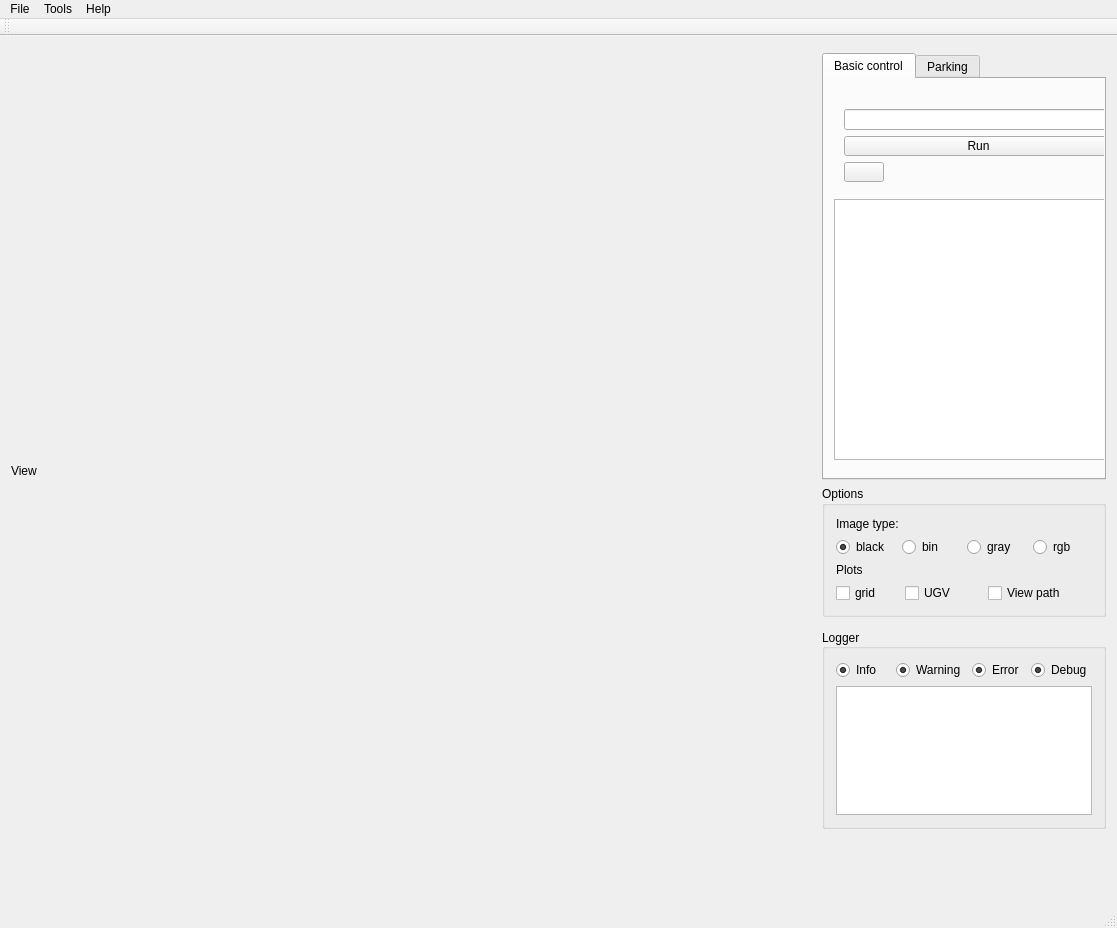
Old version of the form uvispace/uvigui/mainwindowinterface.ui in the repository UviDTE-UviSpace/uvispace-main-controller.
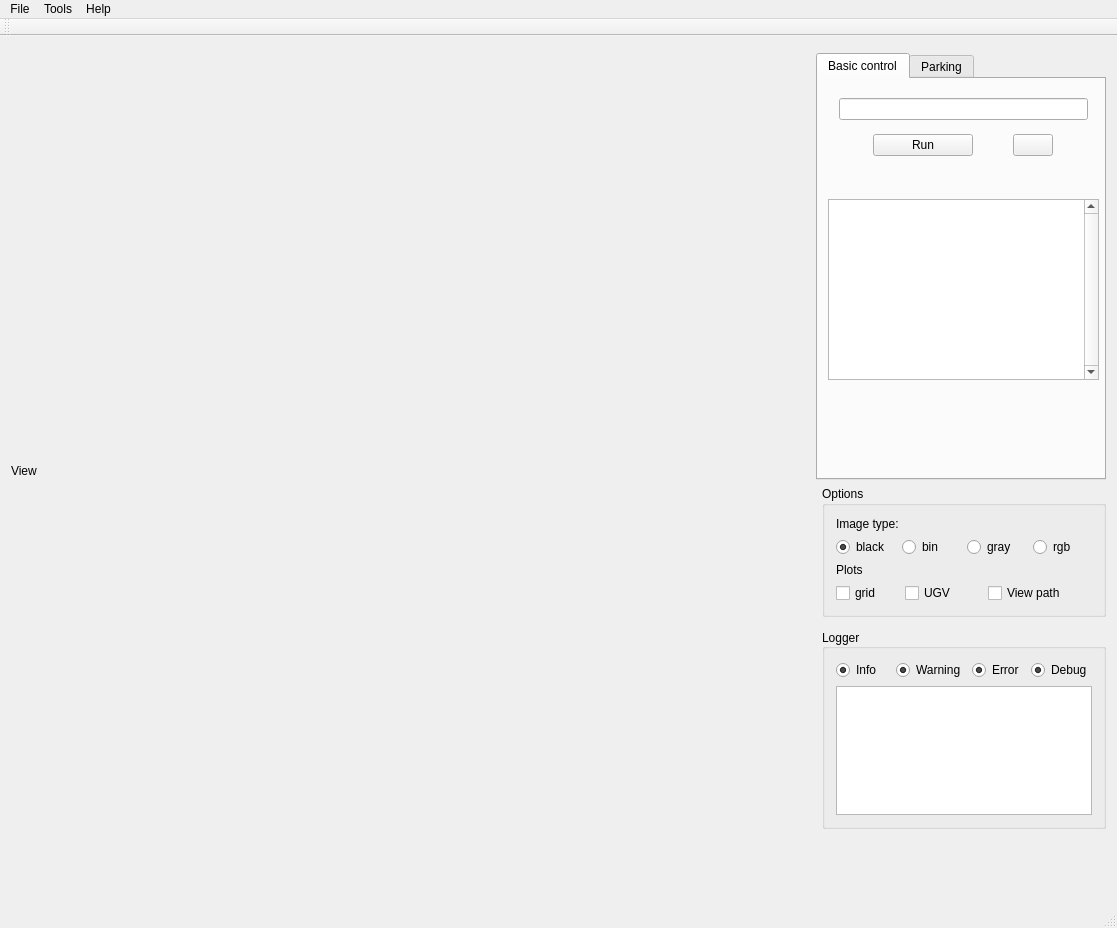
New version of the form. Icons and pictures are not drawn.

```diff
--- a/uvispace/uvigui/mainwindowinterface.ui
+++ b/uvispace/uvigui/mainwindowinterface.ui
@@ -230,7 +230,7 @@
       </layout>
      </widget>
     </item>
-    <item row="1" column="2">
+    <item row="1" column="1" colspan="2">
      <widget class="QTabWidget" name="tabWidget">
       <property name="sizePolicy">
        <sizepolicy hsizetype="Minimum" vsizetype="Expanding">
@@ -248,16 +248,31 @@
        <widget class="QWidget" name="verticalLayoutWidget">
         <property name="geometry">
          <rect>
-          <x>9</x>
-          <y>19</y>
-          <width>291</width>
-          <height>95</height>
+          <x>10</x>
+          <y>0</y>
+          <width>271</width>
+          <height>96</height>
          </rect>
         </property>
         <layout class="QVBoxLayout" name="verticalLayout">
          <item>
-          <widget class="QLineEdit" name="lineEdit"/>
+          <widget class="QLineEdit" name="lineEdit">
+           <property name="sizePolicy">
+            <sizepolicy hsizetype="Minimum" vsizetype="Fixed">
+             <horstretch>0</horstretch>
+             <verstretch>0</verstretch>
+            </sizepolicy>
+           </property>
+           <property name="maximumSize">
+            <size>
+             <width>280</width>
+             <height>16777215</height>
+            </size>
+           </property>
+          </widget>
          </item>
+         <item>
+          <layout class="QHBoxLayout" name="horizontalLayout">
          <item>
           <widget class="QPushButton" name="run_Button">
            <property name="sizePolicy">
@@ -266,6 +281,12 @@
              <verstretch>0</verstretch>
             </sizepolicy>
            </property>
+             <property name="maximumSize">
+              <size>
+               <width>100</width>
+               <height>16777215</height>
+              </size>
+             </property>
            <property name="text">
             <string>Run</string>
            </property>
@@ -289,18 +310,41 @@
           </widget>
          </item>
         </layout>
+         </item>
+        </layout>
        </widget>
        <widget class="QListWidget" name="listWidget">
         <property name="geometry">
          <rect>
           <x>10</x>
           <y>120</y>
-          <width>291</width>
-          <height>261</height>
+          <width>271</width>
+          <height>181</height>
          </rect>
         </property>
+        <property name="sizePolicy">
+         <sizepolicy hsizetype="Fixed" vsizetype="Minimum">
+          <horstretch>0</horstretch>
+          <verstretch>0</verstretch>
+         </sizepolicy>
+        </property>
+        <property name="verticalScrollBarPolicy">
+         <enum>Qt::ScrollBarAlwaysOn</enum>
+        </property>
+        <property name="sizeAdjustPolicy">
+         <enum>QAbstractScrollArea::AdjustToContents</enum>
+        </property>
+        <property name="autoScrollMargin">
+         <number>4</number>
+        </property>
         <property name="alternatingRowColors">
-         <bool>false</bool>
+         <bool>true</bool>
+        </property>
+        <property name="verticalScrollMode">
+         <enum>QAbstractItemView::ScrollPerPixel</enum>
+        </property>
+        <property name="horizontalScrollMode">
+         <enum>QAbstractItemView::ScrollPerPixel</enum>
         </property>
         <property name="resizeMode">
          <enum>QListView::Adjust</enum>
```
Left out of the diff: 2 changed lines with no effect on the pictures. Lines whose indentation alone changed are shown as unchanged.
